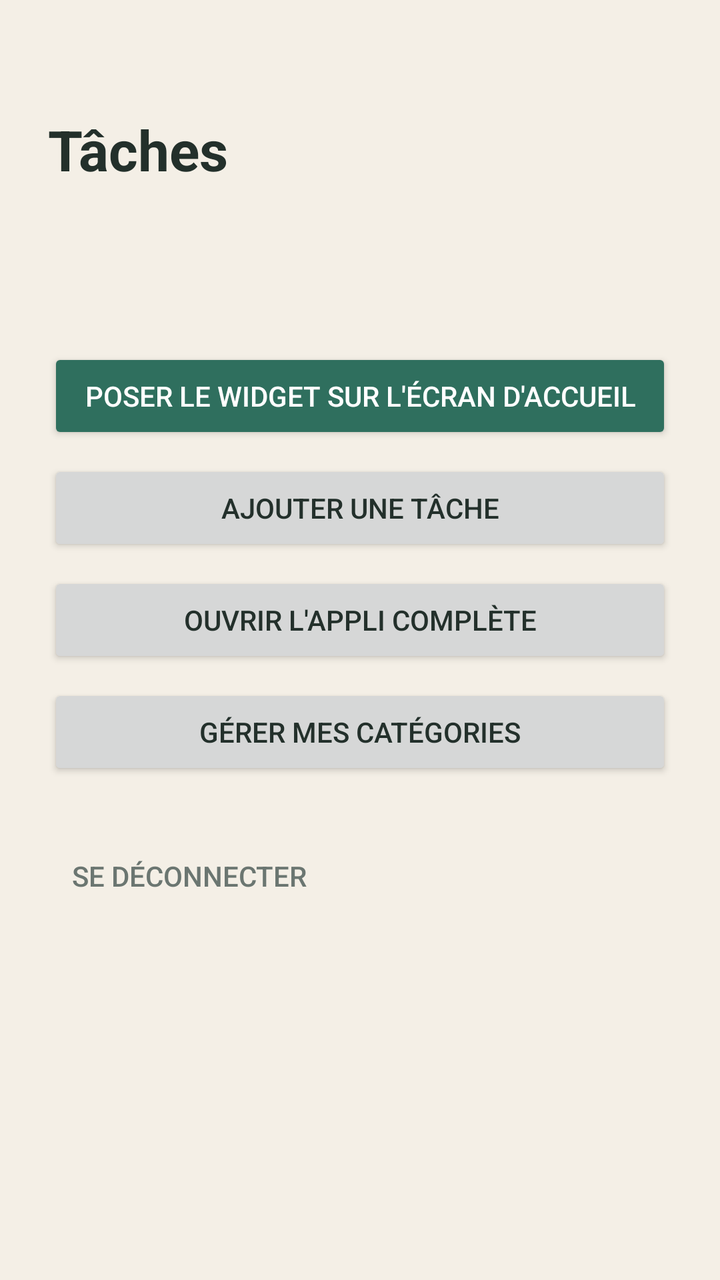
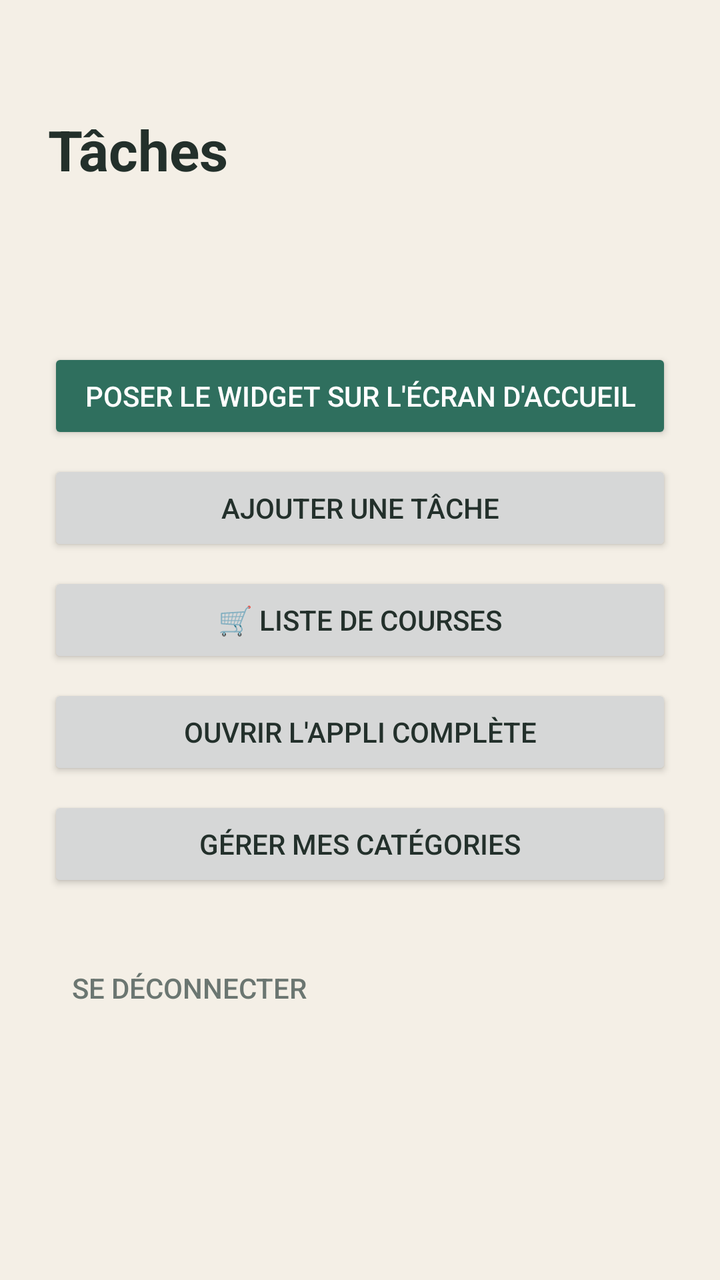

Compare the two renders of this Android layout. The source of the first and the diff that turns it into the second are given below.
<!-- AndroidManifest.xml: application theme Theme.Taches -->
<!-- res/layout/ecran_principal.xml -->
<?xml version="1.0" encoding="utf-8"?>
<ScrollView xmlns:android="http://schemas.android.com/apk/res/android"
    android:layout_width="match_parent"
    android:layout_height="match_parent"
    android:fitsSystemWindows="true">

    <LinearLayout
        android:layout_width="match_parent"
        android:layout_height="wrap_content"
        android:orientation="vertical"
        android:padding="24dp">

        <TextView
            android:layout_width="wrap_content"
            android:layout_height="wrap_content"
            android:layout_marginTop="32dp"
            android:text="@string/app_name"
            android:textColor="@color/texte"
            android:textSize="28sp"
            android:textStyle="bold" />

        <TextView
            android:id="@+id/compte"
            android:layout_width="match_parent"
            android:layout_height="wrap_content"
            android:layout_marginTop="4dp"
            android:textColor="@color/discret" />

        <TextView
            android:id="@+id/aide"
            android:layout_width="match_parent"
            android:layout_height="wrap_content"
            android:layout_marginTop="20dp"
            android:textColor="@color/texte"
            android:textSize="16sp" />

        <Button
            android:id="@+id/btn_poser"
            android:layout_width="match_parent"
            android:layout_height="wrap_content"
            android:layout_marginTop="16dp"
            android:backgroundTint="@color/accent"
            android:text="Poser le widget sur l'écran d'accueil"
            android:textColor="@color/accent_texte" />

        <Button
            android:id="@+id/btn_ajouter"
            android:layout_width="match_parent"
            android:layout_height="wrap_content"
            android:layout_marginTop="8dp"
            android:text="Ajouter une tâche" />

        <Button
            android:id="@+id/btn_appli"
            android:layout_width="match_parent"
            android:layout_height="wrap_content"
            android:layout_marginTop="8dp"
            android:text="Ouvrir l'appli complète" />

        <Button
            android:id="@+id/btn_categories"
            android:layout_width="match_parent"
            android:layout_height="wrap_content"
            android:layout_marginTop="8dp"
            android:text="Gérer mes catégories" />

        <Button
            android:id="@+id/btn_deconnexion"
            style="?android:attr/borderlessButtonStyle"
            android:layout_width="wrap_content"
            android:layout_height="wrap_content"
            android:layout_marginTop="24dp"
            android:text="Se déconnecter"
            android:textColor="@color/discret" />
    </LinearLayout>
</ScrollView>
<!-- resources referenced by this layout -->
<resources>
  <color name="accent">#2F6F5E</color>
  <color name="accent_texte">#FFFFFF</color>
  <color name="discret">#6B7671</color>
  <color name="texte">#23302B</color>
  <string name="app_name">Tâches</string>
  <style name="Theme.Taches" parent="@android:style/Theme.Material.Light.NoActionBar">
          <item name="android:colorPrimary">@color/accent</item>
          <item name="android:colorAccent">@color/accent</item>
          <item name="android:statusBarColor">@color/fond</item>
          <item name="android:windowLightStatusBar">true</item>
          <item name="android:windowBackground">@color/fond</item>
          <item name="android:textColorPrimary">@color/texte</item>
      </style>
  <color name="fond">#F4EFE6</color>
</resources>

<!-- the commit's change to res/layout/ecran_principal.xml (unified diff, before → after) -->
@@ -51,6 +51,13 @@
             android:text="Ajouter une tâche" />
 
         <Button
+            android:id="@+id/btn_courses"
+            android:layout_width="match_parent"
+            android:layout_height="wrap_content"
+            android:layout_marginTop="8dp"
+            android:text="🛒 Liste de courses" />
+
+        <Button
             android:id="@+id/btn_appli"
             android:layout_width="match_parent"
             android:layout_height="wrap_content"
